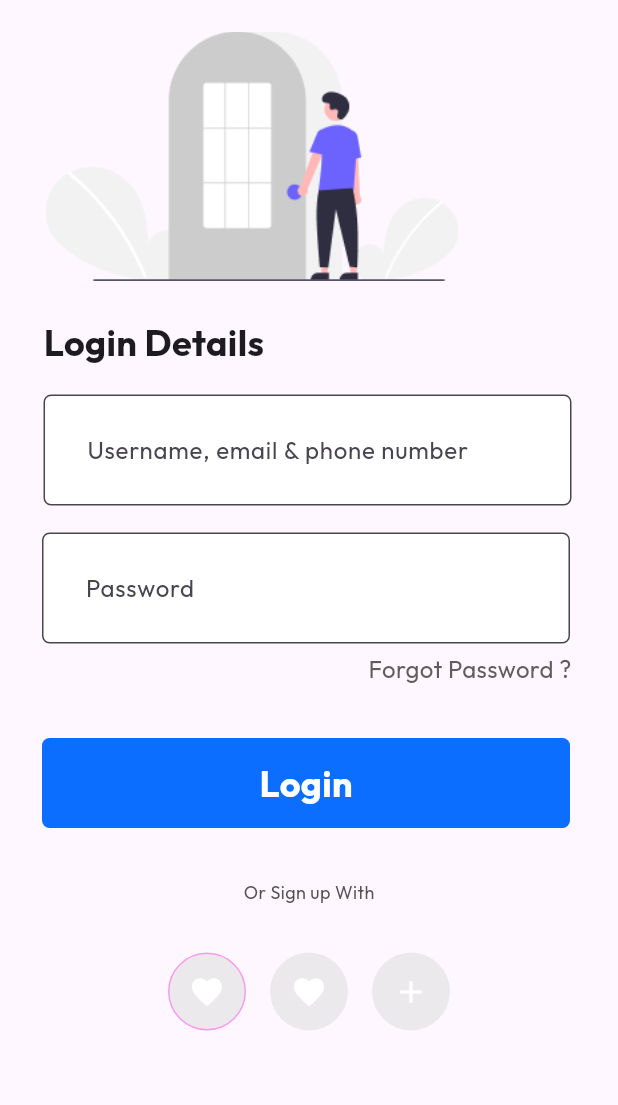
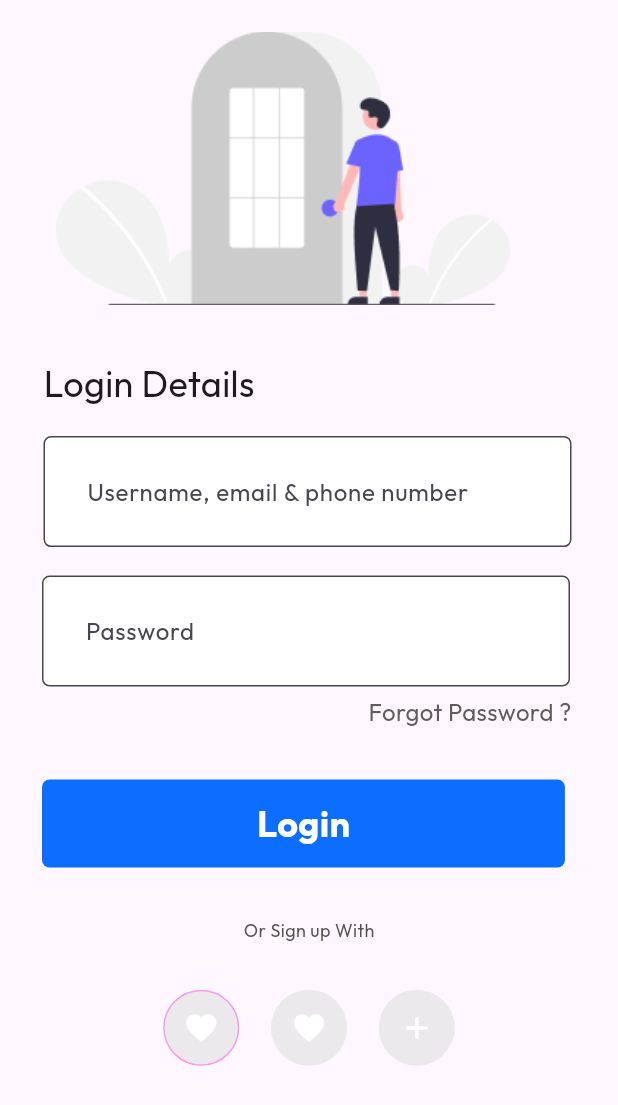
Before and after one commit to OneStationPriver/practica_app, a Flutter app: the screen it shows after launch, on a phone screen of 412 x 824 dp. Shown: the top 1105 px of the screen. Run offline on Flutter 3.47's test engine with Material 3 defaults, Android fonts, the phone set to English and light mode, and no system bars.

Commit message:
icon button

```diff
--- a/lib/helper.dart
+++ b/lib/helper.dart
@@ -29,8 +29,8 @@ class RatioCalculator {
       Size(originalSize.width * aspectRatio, originalSize.height);
 
   double calculateWidth(double originalWidth) =>
-      originalWidth * aspectRatio / figmaWidth;
+      (originalWidth * screenSize.width) / figmaWidth;
 
   double calculateHeight(double originalHeight) =>
-      originalHeight * aspectRatio / figmaHeight;
+      (originalHeight * screenSize.height) / figmaHeight;
 }
--- a/lib/main.dart
+++ b/lib/main.dart
@@ -29,9 +29,8 @@ class _HomePageState extends State<HomePage> {
   @override
   Widget build(BuildContext context) {
 
-    // final RatioCalculator ratioCalculator = RatioCalculator();
-    // ratioCalculator.updateRatio(context: context, figmaWidth: 390, figmaHeight: 844);
-    // print("${ratioCalculator.calculateWidth(310)} figma");
+    final RatioCalculator ratioCalculator = RatioCalculator();
+    ratioCalculator.updateRatio(context: context, figmaWidth: 390, figmaHeight: 844);
 
     return Scaffold(
       body: SafeArea(
@@ -45,12 +44,12 @@ class _HomePageState extends State<HomePage> {
               margin: EdgeInsets.only(left: 25, right: 55),
               child: Image(
                 image: AssetImage("assets/images/img.png"),
-                width: 286,
-                height: 166,
+                width: ratioCalculator.calculateWidth(310),
+                height: ratioCalculator.calculateHeight(187),
               ),
             ),
             SizedBox(
-              height: 24,
+              height: ratioCalculator.calculateHeight(36),
             ),
             Row(
               //crossAxisAlignment: CrossAxisAlignment.start,
@@ -62,7 +61,7 @@ class _HomePageState extends State<HomePage> {
                     "Login Details",
                     style: TextStyle(
                       fontSize: 24,
-                      fontWeight: FontWeight.bold,
+                      fontWeight: FontWeight.w500,
                       fontFamily: "Outfit",
                     ),
                   ),
@@ -97,6 +96,7 @@ class _HomePageState extends State<HomePage> {
                         fontSize: 16),
                   ),
                 ),
+                SizedBox(height: ratioCalculator.calculateHeight(1),),
                 Container(
                   // padding: EdgeInsets.symmetric(vertical: ),
                   margin: EdgeInsets.only(left: 28, right: 32),
@@ -123,7 +123,7 @@ class _HomePageState extends State<HomePage> {
                   ),
                 ),
                 SizedBox(
-                  height: 6,
+                  height: ratioCalculator.calculateHeight(6),
                 ),
                 Container(
                   //width: 132,
@@ -142,12 +142,13 @@ class _HomePageState extends State<HomePage> {
               ],
             ),
             SizedBox(
-              height: 34,
+              height: ratioCalculator.calculateHeight(34),
             ),
             GestureDetector(
               onTap: () {},
               child: Container(
-                height: 60,
+                height: ratioCalculator.calculateHeight(60),
+                width: ratioCalculator.calculateWidth(330),
                 margin: EdgeInsets.only(left: 28, right: 32),
                 decoration: BoxDecoration(
                   borderRadius: BorderRadius.circular(5),
@@ -167,12 +168,12 @@ class _HomePageState extends State<HomePage> {
               ),
             ),
             SizedBox(
-              height: 34,
+              height: ratioCalculator.calculateHeight(34),
             ),
             Center(
               child: Container(
-                //width: 100,
-                //height: 15,
+                //width: ratioCalculator.calculateWidth(84),
+                //height: ratioCalculator.calculateHeight(15),
                 //margin: EdgeInsets.only(left: 145, right: 161),
                 child: Text(
                   "Or Sign up With",
@@ -185,7 +186,7 @@ class _HomePageState extends State<HomePage> {
               ),
             ),
             SizedBox(
-              height: 32,
+              height: ratioCalculator.calculateHeight(32),
             ),
             // iconos-----------------------------------------------------------------------------------
             Center(
@@ -195,8 +196,8 @@ class _HomePageState extends State<HomePage> {
                   InkWell(
                     onTap: () {},
                     child: Container(
-                      width: 52,
-                      height: 52,
+                      width: ratioCalculator.calculateWidth(52),
+                      height: ratioCalculator.calculateHeight(52),
                       decoration: BoxDecoration(
                         shape: BoxShape.circle,
                         color: Color(0xffECE9EC),
@@ -211,13 +212,13 @@ class _HomePageState extends State<HomePage> {
                     ),
                   ),
                   SizedBox(
-                    width: 16,
+                    width: ratioCalculator.calculateWidth(16),
                   ),
                   InkWell(
                     onTap: () {},
                     child: Container(
-                      width: 52,
-                      height: 52,
+                      width: ratioCalculator.calculateWidth(52),
+                      height: ratioCalculator.calculateHeight(52),
                       decoration: BoxDecoration(
                         shape: BoxShape.circle,
                         color: Color(0xffECE9EC),
@@ -229,13 +230,13 @@ class _HomePageState extends State<HomePage> {
                     ),
                   ),
                   SizedBox(
-                    width: 16,
+                    width: ratioCalculator.calculateWidth(16),
                   ),
                   InkWell(
                     onTap: () {},
                     child: Container(
-                      width: 52,
-                      height: 52,
+                      width: ratioCalculator.calculateWidth(52),
+                      height: ratioCalculator.calculateHeight(52),
                       decoration: BoxDecoration(
                         shape: BoxShape.circle,
                         color: Color(0xffECE9EC),
```
